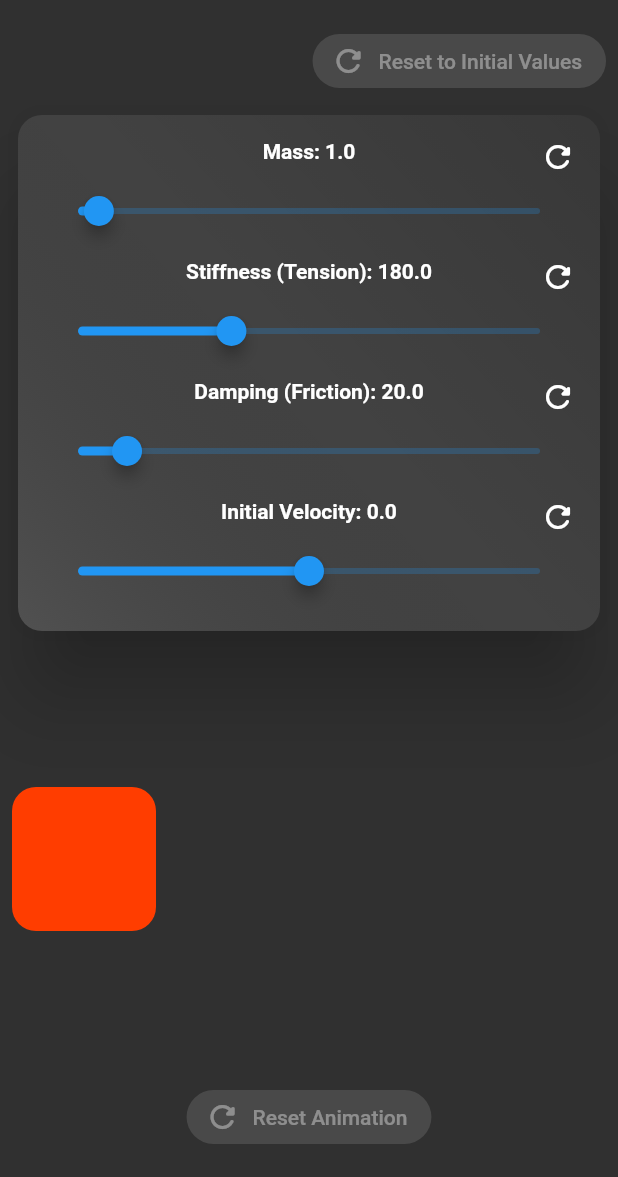
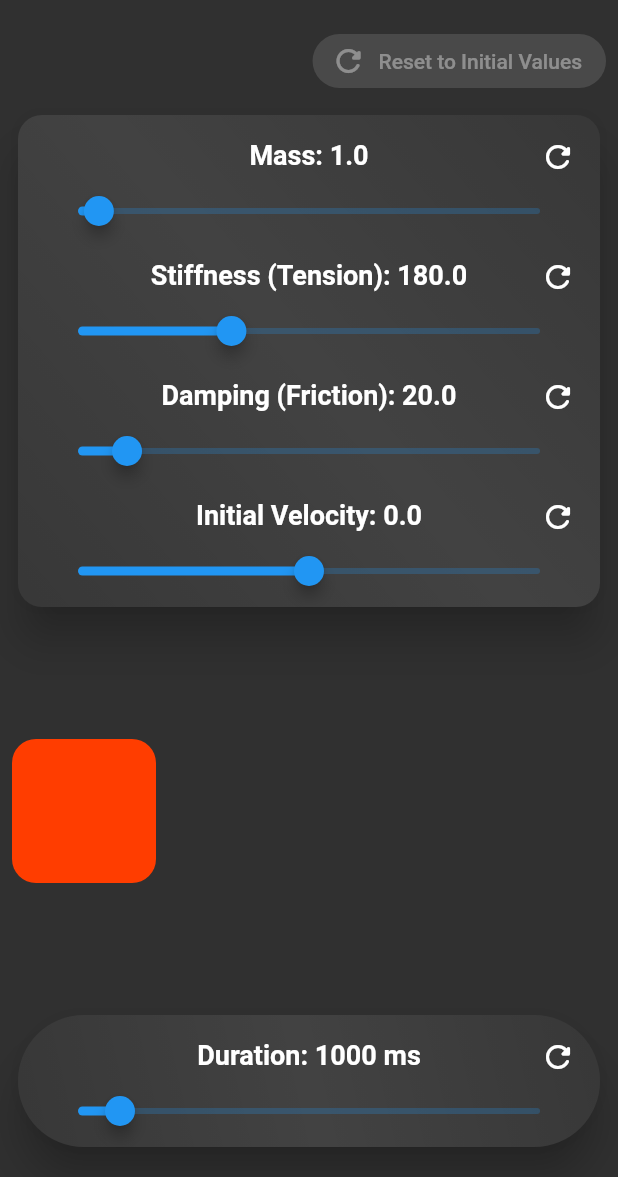
Before and after one commit to ercantomac/sprung_easing_visualizer, a Flutter app: the screen it shows after launch, on a phone screen of 412 x 824 dp, the part 59-1236 px from its top. Run offline on Flutter 3.47's test engine with Material 2 defaults, Android fonts, the phone set to English and light mode, and no system bars; missing offline and left inert: sprung; statements that could not run were skipped.

Commit message:
no longer using animationcontroller with animatedbuilder, changed to animatedalign instead

```diff
--- a/lib/main.dart
+++ b/lib/main.dart
@@ -51,11 +51,13 @@ class MyHomePage extends StatefulWidget {
 }
 
 class _MyHomePageState extends State<MyHomePage> with SingleTickerProviderStateMixin {
-  late AnimationController _controller;
-  late Animation<AlignmentGeometry> _animation;
+  //late AnimationController _controller;
+  //late Animation<AlignmentGeometry> _animation;
   late double _massSliderValue = 1.0, _stiffnessSliderValue = 180, _dampingSliderValue = 20, _initialVelocitySliderValue = 0;
+  late int _durationSliderValue = 1000;
+  final ValueNotifier<AlignmentGeometry> _alignment = ValueNotifier<AlignmentGeometry>(Alignment.centerLeft);
 
-  @override
+  /*@override
   void initState() {
     super.initState();
     _controller = AnimationController(vsync: this, duration: const Duration(milliseconds: 1000));
@@ -67,7 +69,7 @@ class _MyHomePageState extends State<MyHomePage> with SingleTickerProviderStateM
           damping: _dampingSliderValue,
           velocity: _initialVelocitySliderValue,
         )).drive(AlignmentTween(begin: Alignment.centerLeft, end: Alignment.centerRight));
-  }
+  }*/
 
   @override
   Widget build(BuildContext context) {
@@ -116,7 +118,7 @@ class _MyHomePageState extends State<MyHomePage> with SingleTickerProviderStateM
                                   _dampingSliderValue = 20;
                                   _initialVelocitySliderValue = 0;
                                 });
-                                _controller.reset();
+                                //_controller.reset();
                               }
                             : null,
                         icon: const Icon(Icons.refresh_rounded),
@@ -124,17 +126,18 @@ class _MyHomePageState extends State<MyHomePage> with SingleTickerProviderStateM
                   ),
                   const SizedBox(height: 8.0),
                   Card(
-                    elevation: 24.0,
+                    elevation: 12.0,
                     shape: const RoundedRectangleBorder(borderRadius: BorderRadius.all(Radius.circular(16.0))),
                     child: Container(
-                      padding: const EdgeInsets.all(16.0),
+                      //padding: const EdgeInsets.all(16.0),
+                      padding: const EdgeInsets.fromLTRB(16.0, 16.0, 16.0, 0.0),
                       decoration: ShapeDecoration(
                         shape: const RoundedRectangleBorder(borderRadius: BorderRadius.all(Radius.circular(16.0))),
                         gradient: LinearGradient(
                           begin: Alignment.bottomLeft,
                           end: Alignment.topRight,
                           colors: <Color>[
-                            Colors.white.withOpacity(0.08),
+                            Colors.black.withOpacity(0.16),
                             Colors.transparent,
                             Colors.black.withOpacity(0.16),
                           ],
@@ -146,7 +149,7 @@ class _MyHomePageState extends State<MyHomePage> with SingleTickerProviderStateM
                             children: <Widget>[
                               Center(
                                   child: Text('Mass: ${_massSliderValue.toStringAsFixed(1)}',
-                                      style: const TextStyle(fontWeight: FontWeight.w600))),
+                                      style: const TextStyle(fontSize: 18.0, fontWeight: FontWeight.w600))),
                               Align(
                                 alignment: Alignment.centerRight,
                                 child: InkWell(
@@ -154,7 +157,7 @@ class _MyHomePageState extends State<MyHomePage> with SingleTickerProviderStateM
                                     setState(() {
                                       _massSliderValue = 1.0;
                                     });
-                                    _controller.reset();
+                                    //_controller.reset();
                                   },
                                   child: const Icon(Icons.refresh_rounded),
                                 ),
@@ -177,7 +180,7 @@ class _MyHomePageState extends State<MyHomePage> with SingleTickerProviderStateM
                             children: <Widget>[
                               Center(
                                   child: Text('Stiffness (Tension): ${_stiffnessSliderValue.toStringAsFixed(1)}',
-                                      style: const TextStyle(fontWeight: FontWeight.w600))),
+                                      style: const TextStyle(fontSize: 18.0, fontWeight: FontWeight.w600))),
                               Align(
                                 alignment: Alignment.centerRight,
                                 child: InkWell(
@@ -185,7 +188,7 @@ class _MyHomePageState extends State<MyHomePage> with SingleTickerProviderStateM
                                     setState(() {
                                       _stiffnessSliderValue = 180;
                                     });
-                                    _controller.reset();
+                                    //_controller.reset();
                                   },
                                   child: const Icon(Icons.refresh_rounded),
                                 ),
@@ -208,7 +211,7 @@ class _MyHomePageState extends State<MyHomePage> with SingleTickerProviderStateM
                             children: <Widget>[
                               Center(
                                   child: Text('Damping (Friction): ${_dampingSliderValue.toStringAsFixed(1)}',
-                                      style: const TextStyle(fontWeight: FontWeight.w600))),
+                                      style: const TextStyle(fontSize: 18.0, fontWeight: FontWeight.w600))),
                               Align(
                                 alignment: Alignment.centerRight,
                                 child: InkWell(
@@ -216,7 +219,7 @@ class _MyHomePageState extends State<MyHomePage> with SingleTickerProviderStateM
                                     setState(() {
                                       _dampingSliderValue = 20;
                                     });
-                                    _controller.reset();
+                                    //_controller.reset();
                                   },
                                   child: const Icon(Icons.refresh_rounded),
                                 ),
@@ -239,7 +242,7 @@ class _MyHomePageState extends State<MyHomePage> with SingleTickerProviderStateM
                             children: <Widget>[
                               Center(
                                   child: Text('Initial Velocity: ${_initialVelocitySliderValue.toStringAsFixed(1)}',
-                                      style: const TextStyle(fontWeight: FontWeight.w600))),
+                                      style: const TextStyle(fontSize: 18.0, fontWeight: FontWeight.w600))),
                               Align(
                                 alignment: Alignment.centerRight,
                                 child: InkWell(
@@ -247,7 +250,7 @@ class _MyHomePageState extends State<MyHomePage> with SingleTickerProviderStateM
                                     setState(() {
                                       _initialVelocitySliderValue = 0;
                                     });
-                                    _controller.reset();
+                                    //_controller.reset();
                                   },
                                   child: const Icon(Icons.refresh_rounded),
                                 ),
@@ -276,8 +279,10 @@ class _MyHomePageState extends State<MyHomePage> with SingleTickerProviderStateM
             RepaintBoundary(
               key: const Key('AnimationElement'),
               child: GestureDetector(
-                onTap: () {
-                  if (!_controller.isAnimating) {
+                  onTap: () {
+                    _alignment.value =
+                        (_alignment.value == Alignment.centerLeft ? Alignment.centerRight : Alignment.centerLeft);
+                    /*if (!_controller.isAnimating) {
                     _animation = CurvedAnimation(
                         parent: _controller,
                         curve: Sprung.custom(
@@ -291,30 +296,37 @@ class _MyHomePageState extends State<MyHomePage> with SingleTickerProviderStateM
                     } else {
                       _controller.reverse();
                     }
-                    /*SpringDescription spring = SpringDescription(
-                      mass: _massSliderValue,
-                      stiffness: _stiffnessSliderValue,
-                      damping: _dampingSliderValue,
-                    );
-                    final SpringSimulation simulation = SpringSimulation(
-                        spring,
-                        (_controller.value.roundToDouble() == 1.0) ? 1.0 : 0.0,
-                        (_controller.value.roundToDouble() == 1.0) ? 0.0 : 1.0,
-                        _initialVelocitySliderValue,
-                        tolerance: Tolerance.defaultTolerance);
-                    _controller.animateWith(simulation);*/
-                  }
-                },
-                child: AnimatedBuilder(
+                  }*/
+                  },
+                  child: ValueListenableBuilder<AlignmentGeometry>(
+                    valueListenable: _alignment,
+                    builder: (BuildContext context, AlignmentGeometry value, Widget? child) {
+                      return AnimatedAlign(
+                        alignment: value,
+                        duration: Duration(milliseconds: _durationSliderValue),
+                        curve: Sprung.custom(
+                          mass: _massSliderValue,
+                          stiffness: _stiffnessSliderValue,
+                          damping: _dampingSliderValue,
+                          velocity: _initialVelocitySliderValue,
+                        ),
+                        child: child,
+                      );
+                    },
+                    child: Container(
+                      height: 96.0,
+                      width: 96.0,
+                      decoration: ShapeDecoration(
+                        color: Colors.deepOrangeAccent.shade400,
+                        shape: const RoundedRectangleBorder(borderRadius: BorderRadius.all(Radius.circular(16.0))),
+                      ),
+                    ),
+                  ) /*AnimatedBuilder(
                   animation: _animation,
                   builder: (BuildContext context, Widget? child) {
                     return Align(
                       alignment: _animation.value,
-                      child: /*Material(
-                        elevation: 6.0,
-                        borderRadius: const BorderRadius.all(Radius.circular(16.0)),
-                        child: */
-                          Container(
+                      child: Container(
                         height: 96.0,
                         width: 96.0,
                         decoration: ShapeDecoration(
@@ -322,14 +334,66 @@ class _MyHomePageState extends State<MyHomePage> with SingleTickerProviderStateM
                           shape: const RoundedRectangleBorder(borderRadius: BorderRadius.all(Radius.circular(16.0))),
                         ),
                       ),
-                      //),
                     );
                   },
+                ),*/
+                  ),
+            ),
+            const Spacer(),
+            Card(
+              elevation: 12.0,
+              shape: const StadiumBorder(),
+              child: Container(
+                padding: const EdgeInsets.fromLTRB(16.0, 16.0, 16.0, 0.0),
+                decoration: ShapeDecoration(
+                  shape: const StadiumBorder(),
+                  gradient: LinearGradient(
+                    begin: Alignment.bottomLeft,
+                    end: Alignment.topRight,
+                    colors: <Color>[
+                      Colors.black.withOpacity(0.16),
+                      Colors.transparent,
+                      Colors.black.withOpacity(0.16),
+                    ],
+                  ),
+                ),
+                child: Column(
+                  children: <Widget>[
+                    Stack(
+                      children: <Widget>[
+                        Center(
+                            child: Text('Duration: $_durationSliderValue ms',
+                                style: const TextStyle(fontSize: 18.0, fontWeight: FontWeight.w600))),
+                        Align(
+                          alignment: Alignment.centerRight,
+                          child: InkWell(
+                            onTap: () {
+                              setState(() {
+                                _durationSliderValue = 1000;
+                              });
+                              //_controller.reset();
+                            },
+                            child: const Icon(Icons.refresh_rounded),
+                          ),
+                        ),
+                      ],
+                    ),
+                    Slider(
+                      value: _durationSliderValue.toDouble(),
+                      min: 100,
+                      max: 10000,
+                      label: _durationSliderValue.toString(),
+                      onChanged: (double value) {
+                        setState(() {
+                          _durationSliderValue = value.round();
+                        });
+                      },
+                    ),
+                  ],
                 ),
               ),
             ),
-            const Spacer(),
-            AnimatedBuilder(
+            /*AnimatedBuilder(
               animation: _controller,
               builder: (BuildContext context, Widget? child) {
                 return ElevatedButton.icon(
@@ -343,7 +407,7 @@ class _MyHomePageState extends State<MyHomePage> with SingleTickerProviderStateM
                     icon: const Icon(Icons.refresh_rounded),
                     label: const Text('Reset Animation'));
               },
-            ),
+            ),*/
           ],
         ),
       ),
```
